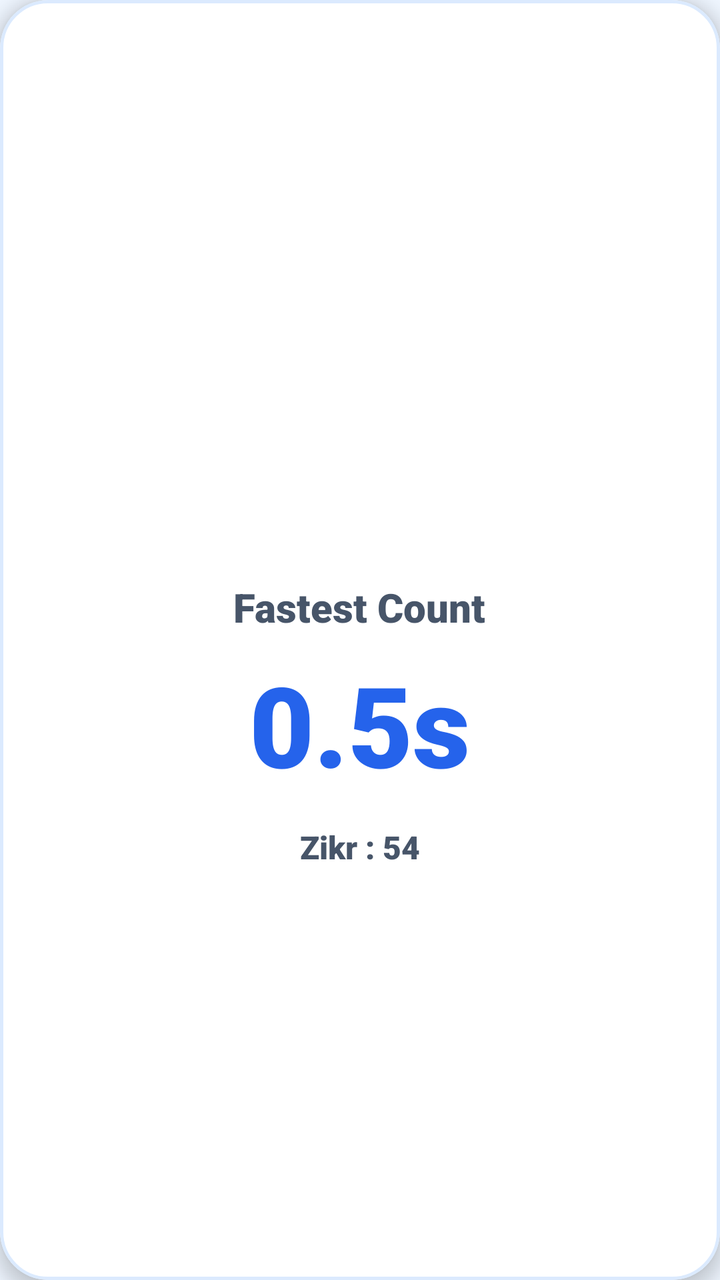
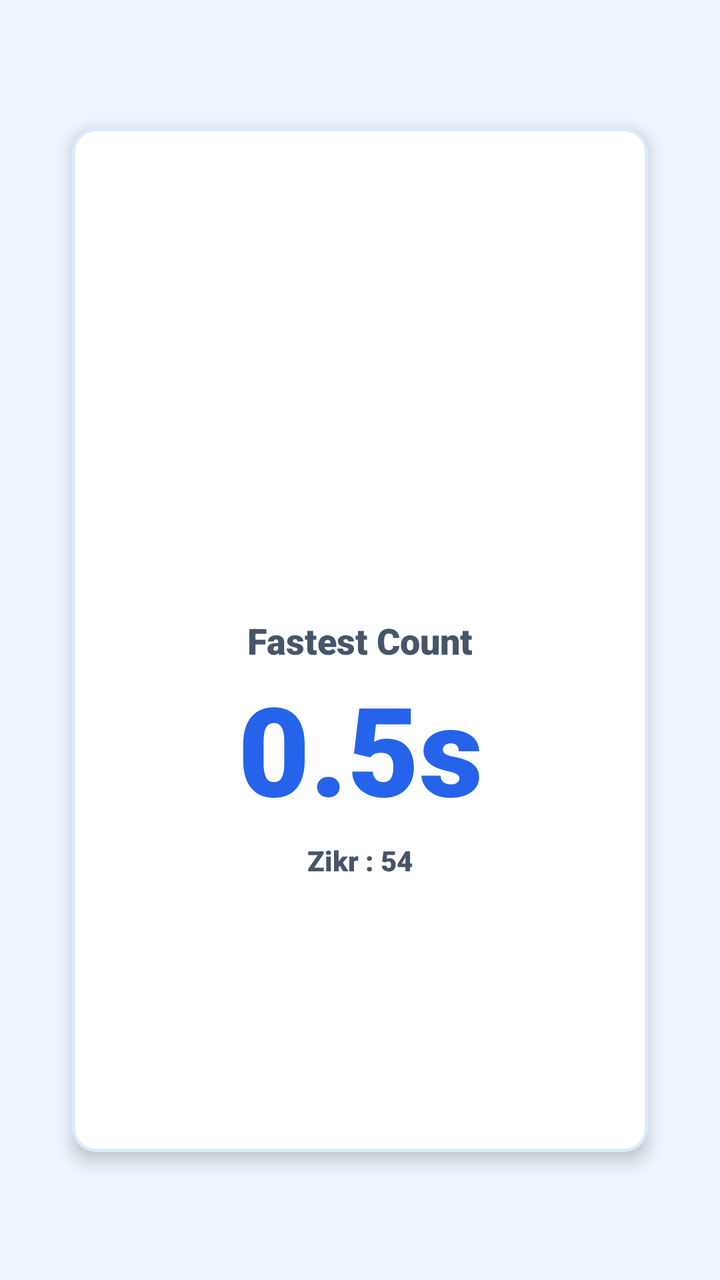

The first picture is an Android layout as it rendered before a commit; the second is the same layout after the commit. The layout source and the unified diff follow.
<!-- AndroidManifest.xml: application theme Theme.SmartTasbeeh -->
<!-- res/layout/item_analysis_card.xml -->
<?xml version="1.0" encoding="utf-8"?>
<com.google.android.material.card.MaterialCardView xmlns:android="http://schemas.android.com/apk/res/android"
    xmlns:app="http://schemas.android.com/apk/res-auto"
    android:id="@+id/cardInfo"
    android:layout_width="match_parent"
    android:layout_height="match_parent"
    android:layout_margin="16dp"
    app:cardCornerRadius="24dp"
    app:cardElevation="5dp"
    app:cardBackgroundColor="@color/card_background"
    app:strokeColor="@color/card_stroke_color"
    app:strokeWidth="1.5dp">

    <androidx.constraintlayout.widget.ConstraintLayout
        android:layout_width="match_parent"
        android:layout_height="match_parent"
        android:padding="24dp">

        
        <LinearLayout
            android:id="@+id/layoutStatContent"
            android:layout_width="match_parent"
            android:layout_height="wrap_content"
            android:orientation="vertical"
            android:gravity="center"
            app:layout_constraintTop_toTopOf="parent"
            app:layout_constraintBottom_toBottomOf="parent">

            <ImageView
                android:id="@+id/ivIcon"
                android:layout_width="64dp"
                android:layout_height="64dp"
                android:layout_marginBottom="20dp"
                app:tint="@color/tasbeeh_blue_primary"/>

            <TextView
                android:id="@+id/tvTitle"
                android:layout_width="wrap_content"
                android:layout_height="wrap_content"
                android:text="Fastest Count"
                android:textSize="20sp"
                android:textColor="@color/text_secondary"
                android:fontFamily="sans-serif-black"
                android:layout_marginBottom="15dp"/>

            <TextView
                android:id="@+id/tvValue"
                android:layout_width="wrap_content"
                android:layout_height="wrap_content"
                android:text="0.5s"
                android:textSize="56sp"
                android:textColor="@color/tasbeeh_blue_primary"
                android:fontFamily="sans-serif-black"
                android:includeFontPadding="false"
                android:layout_marginBottom="15dp"/>

            <TextView
                android:id="@+id/tvSubtext"
                android:layout_width="wrap_content"
                android:layout_height="wrap_content"
                android:text="Zikr : 54"
                android:textSize="16sp"
                android:textColor="@color/text_secondary"
                android:fontFamily="sans-serif-black"
                android:textAlignment="center"/>

        </LinearLayout>



    </androidx.constraintlayout.widget.ConstraintLayout>

</com.google.android.material.card.MaterialCardView>
<!-- resources referenced by this layout -->
<resources>
  <color name="card_background">#FFFFFF</color>
  <color name="card_stroke_color">#DBEAFE</color>
  <color name="tasbeeh_blue_primary">#2563EB</color>
  <color name="text_secondary">#475569</color>
  <style name="Theme.SmartTasbeeh" parent="Base.Theme.SmartTasbeeh" />
  <style name="Base.Theme.SmartTasbeeh" parent="Theme.Material3.DayNight.NoActionBar">
          <item name="colorPrimary">@color/tasbeeh_blue_primary</item>
          <item name="colorPrimaryVariant">@color/tasbeeh_blue_dark</item>
          <item name="colorOnPrimary">@color/white</item>
  
          <item name="android:statusBarColor">@color/tasbeeh_blue_dark</item>
          <item name="android:windowLightStatusBar">false</item>
  
          <item name="android:windowBackground">@color/background_light</item>
          <item name="android:textColor">@color/text_primary</item>
      </style>
  <color name="tasbeeh_blue_dark">#1E3A8A</color>
  <color name="white">#FFFFFFFF</color>
  <color name="background_light">#EFF6FF</color>
  <color name="text_primary">#0F172A</color>
</resources>

<!-- the commit's change to res/layout/item_analysis_card.xml (unified diff, before → after) -->
@@ -1,73 +1,141 @@
 <?xml version="1.0" encoding="utf-8"?>
-<com.google.android.material.card.MaterialCardView xmlns:android="http://schemas.android.com/apk/res/android"
+<androidx.constraintlayout.widget.ConstraintLayout xmlns:android="http://schemas.android.com/apk/res/android"
     xmlns:app="http://schemas.android.com/apk/res-auto"
-    android:id="@+id/cardInfo"
     android:layout_width="match_parent"
-    android:layout_height="match_parent"
-    android:layout_margin="16dp"
-    app:cardCornerRadius="24dp"
-    app:cardElevation="5dp"
-    app:cardBackgroundColor="@color/card_background"
-    app:strokeColor="@color/card_stroke_color"
-    app:strokeWidth="1.5dp">
+    android:layout_height="match_parent">
 
-    <androidx.constraintlayout.widget.ConstraintLayout
-        android:layout_width="match_parent"
-        android:layout_height="match_parent"
-        android:padding="24dp">
+    <com.google.android.material.card.MaterialCardView
+        android:id="@+id/cardInfo"
+        android:layout_width="0dp"
+        android:layout_height="0dp"
+        app:layout_constraintWidth_percent="0.80"
+        app:layout_constraintHeight_percent="0.80"
+        app:layout_constraintTop_toTopOf="parent"
+        app:layout_constraintBottom_toBottomOf="parent"
+        app:layout_constraintStart_toStartOf="parent"
+        app:layout_constraintEnd_toEndOf="parent"
+        app:cardElevation="5dp"
+        app:cardBackgroundColor="@color/card_background"
+        app:strokeColor="@color/card_stroke_color"
+        app:strokeWidth="1.5dp">
 
-        
-        <LinearLayout
-            android:id="@+id/layoutStatContent"
+        <androidx.constraintlayout.widget.ConstraintLayout
             android:layout_width="match_parent"
-            android:layout_height="wrap_content"
-            android:orientation="vertical"
-            android:gravity="center"
-            app:layout_constraintTop_toTopOf="parent"
-            app:layout_constraintBottom_toBottomOf="parent">
+            android:layout_height="match_parent">
 
-            <ImageView
-                android:id="@+id/ivIcon"
-                android:layout_width="64dp"
-                android:layout_height="64dp"
-                android:layout_marginBottom="20dp"
-                app:tint="@color/tasbeeh_blue_primary"/>
+            
+            <androidx.constraintlayout.widget.ConstraintLayout
+                android:id="@+id/layoutStatContent"
+                android:layout_width="0dp"
+                android:layout_height="0dp"
+                app:layout_constraintWidth_percent="0.85"
+                app:layout_constraintHeight_percent="0.85"
+                app:layout_constraintTop_toTopOf="parent"
+                app:layout_constraintBottom_toBottomOf="parent"
+                app:layout_constraintStart_toStartOf="parent"
+                app:layout_constraintEnd_toEndOf="parent">
 
-            <TextView
-                android:id="@+id/tvTitle"
-                android:layout_width="wrap_content"
-                android:layout_height="wrap_content"
-                android:text="Fastest Count"
-                android:textSize="20sp"
-                android:textColor="@color/text_secondary"
-                android:fontFamily="sans-serif-black"
-                android:layout_marginBottom="15dp"/>
+                <ImageView
+                    android:id="@+id/ivIcon"
+                    android:layout_width="0dp"
+                    android:layout_height="0dp"
+                    app:layout_constraintHeight_percent="0.22"
+                    app:layout_constraintDimensionRatio="1:1"
+                    app:layout_constraintTop_toTopOf="parent"
+                    app:layout_constraintStart_toStartOf="parent"
+                    app:layout_constraintEnd_toEndOf="parent"
+                    app:layout_constraintBottom_toTopOf="@+id/spaceBelowIcon"
+                    app:layout_constraintVertical_chainStyle="packed"
+                    app:tint="@color/tasbeeh_blue_primary"
+                    android:contentDescription="@null"/>
 
-            <TextView
-                android:id="@+id/tvValue"
-                android:layout_width="wrap_content"
-                android:layout_height="wrap_content"
-                android:text="0.5s"
-                android:textSize="56sp"
-                android:textColor="@color/tasbeeh_blue_primary"
-                android:fontFamily="sans-serif-black"
-                android:includeFontPadding="false"
-                android:layout_marginBottom="15dp"/>
+                <View
+                    android:id="@+id/spaceBelowIcon"
+                    android:layout_width="match_parent"
+                    android:layout_height="0dp"
+                    app:layout_constraintDimensionRatio="H,20:1"
+                    app:layout_constraintTop_toBottomOf="@id/ivIcon"
+                    app:layout_constraintBottom_toTopOf="@id/tvTitle"/>
 
-            <TextView
-                android:id="@+id/tvSubtext"
-                android:layout_width="wrap_content"
-                android:layout_height="wrap_content"
-                android:text="Zikr : 54"
-                android:textSize="16sp"
-                android:textColor="@color/text_secondary"
-                android:fontFamily="sans-serif-black"
-                android:textAlignment="center"/>
+                <TextView
+                    android:id="@+id/tvTitle"
+                    android:layout_width="0dp"
+                    android:layout_height="0dp"
+                    app:layout_constraintWidth_percent="0.8"
+                    app:layout_constraintDimensionRatio="H,8:1"
+                    android:text="@string/analysis_placeholder_tvTitle"
+                    android:textColor="@color/text_secondary"
+                    android:fontFamily="sans-serif-black"
+                    android:gravity="center"
+                    app:autoSizeTextType="uniform"
+                    app:autoSizeMinTextSize="8sp"
+                    app:autoSizeMaxTextSize="24sp"
+                    app:autoSizeStepGranularity="1sp"
+                    app:layout_constraintTop_toBottomOf="@id/spaceBelowIcon"
+                    app:layout_constraintBottom_toTopOf="@+id/spaceBelowTitle"
+                    app:layout_constraintStart_toStartOf="parent"
+                    app:layout_constraintEnd_toEndOf="parent"/>
 
-        </LinearLayout>
+                <View
+                    android:id="@+id/spaceBelowTitle"
+                    android:layout_width="match_parent"
+                    android:layout_height="0dp"
+                    app:layout_constraintDimensionRatio="H,30:1"
+                    app:layout_constraintTop_toBottomOf="@id/tvTitle"
+                    app:layout_constraintBottom_toTopOf="@id/tvValue"/>
 
+                <TextView
+                    android:id="@+id/tvValue"
+                    android:layout_width="0dp"
+                    android:layout_height="0dp"
+                    app:layout_constraintWidth_percent="0.9"
+                    app:layout_constraintDimensionRatio="H,3:1"
+                    android:text="@string/analysis_placeholder_value"
+                    android:textColor="@color/tasbeeh_blue_primary"
+                    android:fontFamily="sans-serif-black"
+                    android:includeFontPadding="false"
+                    android:gravity="center"
+                    app:autoSizeTextType="uniform"
+                    app:autoSizeMinTextSize="24sp"
+                    app:autoSizeMaxTextSize="80sp"
+                    app:autoSizeStepGranularity="1sp"
+                    app:layout_constraintTop_toBottomOf="@id/spaceBelowTitle"
+                    app:layout_constraintBottom_toTopOf="@+id/spaceBelowValue"
+                    app:layout_constraintStart_toStartOf="parent"
+                    app:layout_constraintEnd_toEndOf="parent"/>
 
+                <View
+                    android:id="@+id/spaceBelowValue"
+                    android:layout_width="match_parent"
+                    android:layout_height="0dp"
+                    app:layout_constraintDimensionRatio="H,35:1"
+                    app:layout_constraintTop_toBottomOf="@id/tvValue"
+                    app:layout_constraintBottom_toTopOf="@id/tvSubtext"/>
 
-    </androidx.constraintlayout.widget.ConstraintLayout>
+                <TextView
+                    android:id="@+id/tvSubtext"
+                    android:layout_width="0dp"
+                    android:layout_height="0dp"
+                    app:layout_constraintWidth_percent="0.8"
+                    app:layout_constraintDimensionRatio="H,10:1"
+                    android:text="@string/analysis_placeholder_subtext"
+                    android:textColor="@color/text_secondary"
+                    android:fontFamily="sans-serif-black"
+                    android:textAlignment="center"
+                    android:gravity="center"
+                    app:autoSizeTextType="uniform"
+                    app:autoSizeMinTextSize="8sp"
+                    app:autoSizeMaxTextSize="18sp"
+                    app:autoSizeStepGranularity="1sp"
+                    app:layout_constraintTop_toBottomOf="@id/spaceBelowValue"
+                    app:layout_constraintBottom_toBottomOf="parent"
+                    app:layout_constraintStart_toStartOf="parent"
+                    app:layout_constraintEnd_toEndOf="parent"/>
 
-</com.google.android.material.card.MaterialCardView>
+            </androidx.constraintlayout.widget.ConstraintLayout>
+
+        </androidx.constraintlayout.widget.ConstraintLayout>
+
+    </com.google.android.material.card.MaterialCardView>
+
+</androidx.constraintlayout.widget.ConstraintLayout>
<!-- resource entries referenced after the edit -->
@@ -4,6 +4,9 @@
   <color name="card_stroke_color">#DBEAFE</color>
   <color name="tasbeeh_blue_primary">#2563EB</color>
   <color name="text_secondary">#475569</color>
+  <string name="analysis_placeholder_subtext">Zikr : 54</string>
+  <string name="analysis_placeholder_tvTitle">Fastest Count</string>
+  <string name="analysis_placeholder_value">0.5s</string>
   <style name="Theme.SmartTasbeeh" parent="Base.Theme.SmartTasbeeh" />
   <style name="Base.Theme.SmartTasbeeh" parent="Theme.Material3.DayNight.NoActionBar">
           <item name="colorPrimary">@color/tasbeeh_blue_primary</item>
